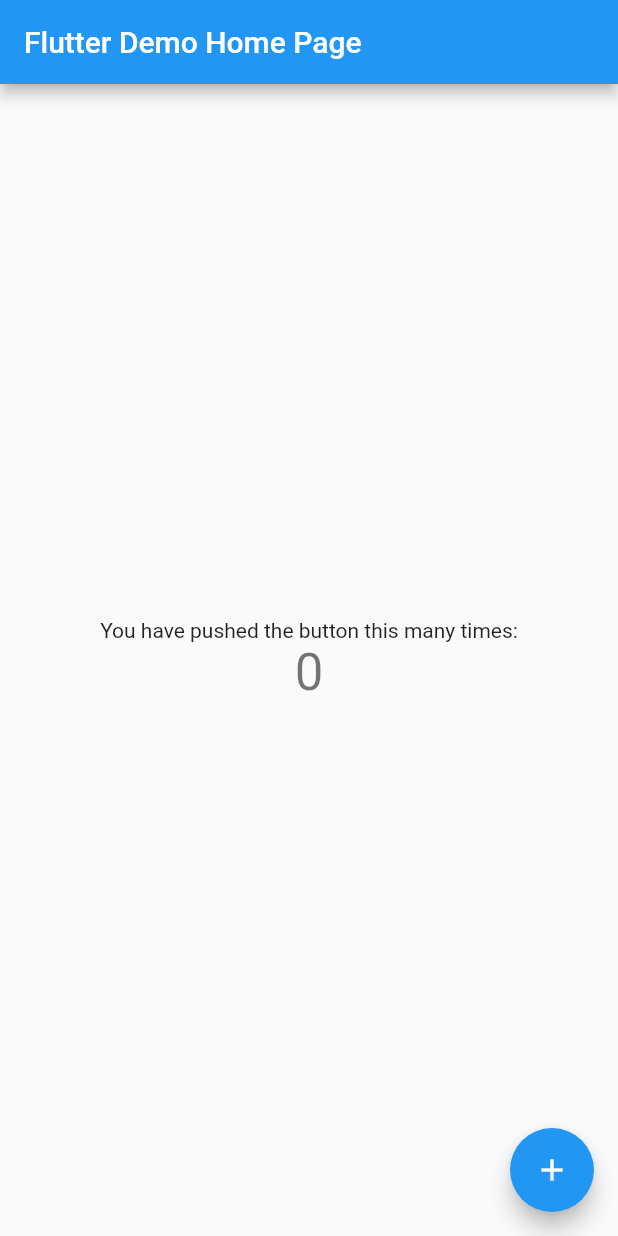
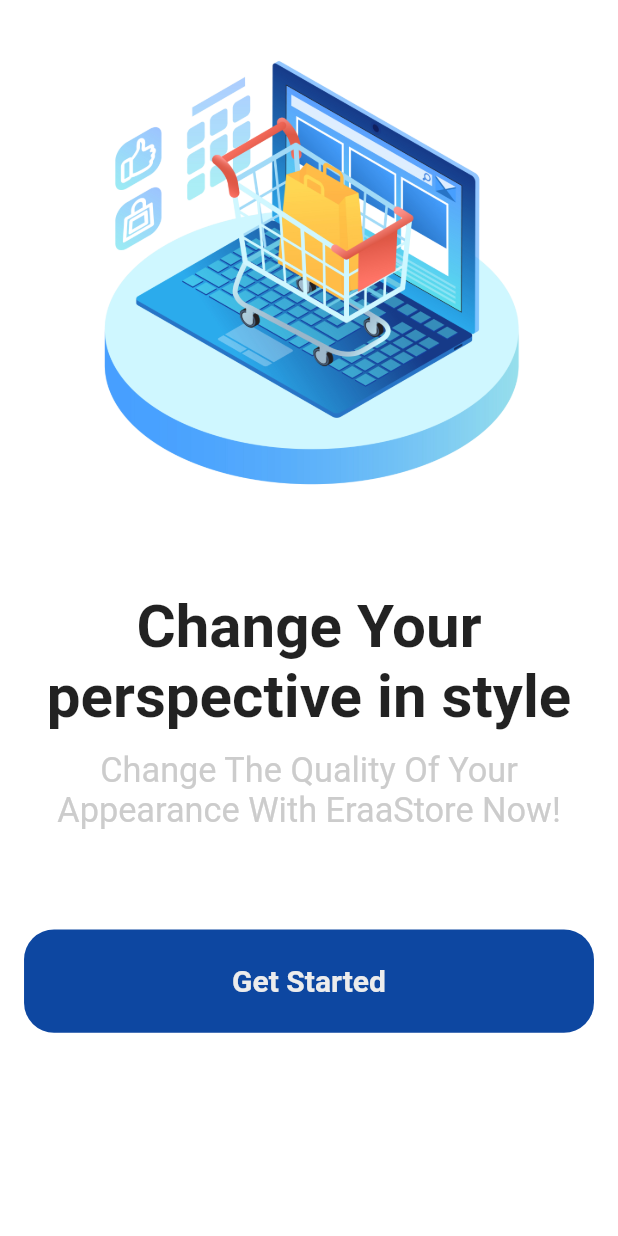
Before and after one commit to A-Abdelsattar/eraa_store, a Flutter app: the screen it shows after launch, on a phone screen of 412 x 824 dp. Run offline on Flutter 3.47's test engine with Material 2 defaults, Android fonts, the phone set to English and light mode, and no system bars; our stand-ins replace dio, flutter_screenutil, shared_preferences.

Commit message:
create onBoardingView

```diff
--- a/lib/main.dart
+++ b/lib/main.dart
@@ -1,115 +1,6 @@
+import 'package:eraa_store/src/app_root.dart';
 import 'package:flutter/material.dart';
 
 void main() {
-  runApp(const MyApp());
+  runApp(const AppRoot());
 }
-
-class MyApp extends StatelessWidget {
-  const MyApp({super.key});
-
-  // This widget is the root of your application.
-  @override
-  Widget build(BuildContext context) {
-    return MaterialApp(
-      title: 'Flutter Demo',
-      theme: ThemeData(
-        // This is the theme of your application.
-        //
-        // Try running your application with "flutter run". You'll see the
-        // application has a blue toolbar. Then, without quitting the app, try
-        // changing the primarySwatch below to Colors.green and then invoke
-        // "hot reload" (press "r" in the console where you ran "flutter run",
-        // or simply save your changes to "hot reload" in a Flutter IDE).
-        // Notice that the counter didn't reset back to zero; the application
-        // is not restarted.
-        primarySwatch: Colors.blue,
-      ),
-      home: const MyHomePage(title: 'Flutter Demo Home Page'),
-    );
-  }
-}
-
-class MyHomePage extends StatefulWidget {
-  const MyHomePage({super.key, required this.title});
-
-  // This widget is the home page of your application. It is stateful, meaning
-  // that it has a State object (defined below) that contains fields that affect
-  // how it looks.
-
-  // This class is the configuration for the state. It holds the values (in this
-  // case the title) provided by the parent (in this case the App widget) and
-  // used by the build method of the State. Fields in a Widget subclass are
-  // always marked "final".
-
-  final String title;
-
-  @override
-  State<MyHomePage> createState() => _MyHomePageState();
-}
-
-class _MyHomePageState extends State<MyHomePage> {
-  int _counter = 0;
-
-  void _incrementCounter() {
-    setState(() {
-      // This call to setState tells the Flutter framework that something has
-      // changed in this State, which causes it to rerun the build method below
-      // so that the display can reflect the updated values. If we changed
-      // _counter without calling setState(), then the build method would not be
-      // called again, and so nothing would appear to happen.
-      _counter++;
-    });
-  }
-
-  @override
-  Widget build(BuildContext context) {
-    // This method is rerun every time setState is called, for instance as done
-    // by the _incrementCounter method above.
-    //
-    // The Flutter framework has been optimized to make rerunning build methods
-    // fast, so that you can just rebuild anything that needs updating rather
-    // than having to individually change instances of widgets.
-    return Scaffold(
-      appBar: AppBar(
-        // Here we take the value from the MyHomePage object that was created by
-        // the App.build method, and use it to set our appbar title.
-        title: Text(widget.title),
-      ),
-      body: Center(
-        // Center is a layout widget. It takes a single child and positions it
-        // in the middle of the parent.
-        child: Column(
-          // Column is also a layout widget. It takes a list of children and
-          // arranges them vertically. By default, it sizes itself to fit its
-          // children horizontally, and tries to be as tall as its parent.
-          //
-          // Invoke "debug painting" (press "p" in the console, choose the
-          // "Toggle Debug Paint" action from the Flutter Inspector in Android
-          // Studio, or the "Toggle Debug Paint" command in Visual Studio Code)
-          // to see the wireframe for each widget.
-          //
-          // Column has various properties to control how it sizes itself and
-          // how it positions its children. Here we use mainAxisAlignment to
-          // center the children vertically; the main axis here is the vertical
-          // axis because Columns are vertical (the cross axis would be
-          // horizontal).
-          mainAxisAlignment: MainAxisAlignment.center,
-          children: <Widget>[
-            const Text(
-              'You have pushed the button this many times:',
-            ),
-            Text(
-              '$_counter',
-              style: Theme.of(context).textTheme.headline4,
-            ),
-          ],
-        ),
-      ),
-      floatingActionButton: FloatingActionButton(
-        onPressed: _incrementCounter,
-        tooltip: 'Increment',
-        child: const Icon(Icons.add),
-      ), // This trailing comma makes auto-formatting nicer for build methods.
-    );
-  }
-}
--- /dev/null
+++ b/lib/src/app_colors.dart
@@ -0,0 +1,9 @@
+import 'dart:ui';
+
+
+class AppColors{
+  static const kPrimaryColor=Color(0xff0D47A1);
+  static const kPrimarySilverColor=Color(0xffCCCCCC);
+  static const klightSilver=Color(0xffECECEC);
+
+}
--- a/lib/src/app_root.dart
+++ b/lib/src/app_root.dart
@@ -1,3 +1,4 @@
+import 'package:eraa_store/views/on_boarding/on_boarding_view.dart';
 import 'package:flutter/material.dart';
 import 'package:flutter_screenutil/flutter_screenutil.dart';
 
@@ -16,7 +17,7 @@
           theme: ThemeData(
             primarySwatch: Colors.blue,
           ),
-          home: child,
+          home:const OnBoardingView(),
         );
       },
     );
--- /dev/null
+++ b/lib/views/on_boarding/on_boarding_view.dart
@@ -0,0 +1,60 @@
+import 'package:eraa_store/src/app_colors.dart';
+import 'package:flutter/material.dart';
+import 'package:flutter_screenutil/flutter_screenutil.dart';
+
+class OnBoardingView extends StatelessWidget {
+  const OnBoardingView({Key? key}) : super(key: key);
+
+  @override
+  Widget build(BuildContext context) {
+    return SafeArea(
+      child: Scaffold(
+        backgroundColor: Colors.white,
+        body: Padding(
+          padding:  EdgeInsets.symmetric(horizontal: 14.w),
+          child: Column(
+            children: [
+              Image.asset(
+                'assets/images/onBoarding.jpg',
+                height: 300.h,
+              ),
+              SizedBox(height:30.h),
+              Text(
+                'Change Your perspective in style',
+                style: TextStyle(
+                  fontWeight: FontWeight.bold,
+                  fontSize: 35.sp,
+                ),
+                textAlign: TextAlign.center,
+              ),
+              SizedBox(height: 10.h,),
+              Text(
+                'Change The Quality Of Your Appearance With EraaStore Now!',
+                style: TextStyle(
+                  color: AppColors.kPrimarySilverColor,
+                  fontSize: 20.sp,
+                ),
+                textAlign: TextAlign.center,
+              ),
+              SizedBox(height: 50.h,),
+              InkWell(
+                onTap: (){
+
+                },
+                child: Container(
+                  padding: EdgeInsets.symmetric(vertical: 20.w),
+                  margin: EdgeInsets.symmetric(vertical: 5.h),
+                  decoration: BoxDecoration(
+                      borderRadius: BorderRadius.circular(20), color: AppColors.kPrimaryColor),
+                  child:const Center(
+                    child: Text('Get Started',style: TextStyle(color: AppColors.klightSilver,fontSize: 20,fontWeight: FontWeight.bold),),
+                  ),
+                ),
+              )
+            ],
+          ),
+        ),
+      ),
+    );
+  }
+}
--- a/pubspec.yaml
+++ b/pubspec.yaml
@@ -65,9 +65,8 @@
   uses-material-design: true
 
   # To add assets to your application, add an assets section, like this:
-  # assets:
-  #   - images/a_dot_burr.jpeg
-  #   - images/a_dot_ham.jpeg
+  assets:
+    - assets/images/
 
   # An image asset can refer to one or more resolution-specific "variants", see
   # https://flutter.dev/assets-and-images/#resolution-aware
```
Also changed, not shown: assets/images/onBoarding.jpg (added), 2 other files.
